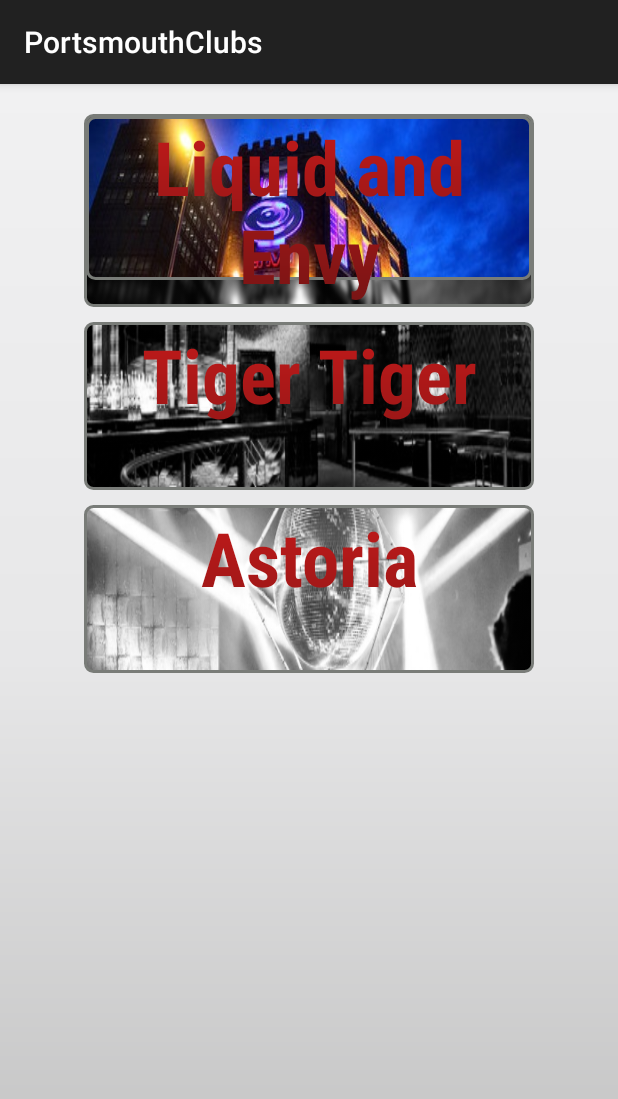
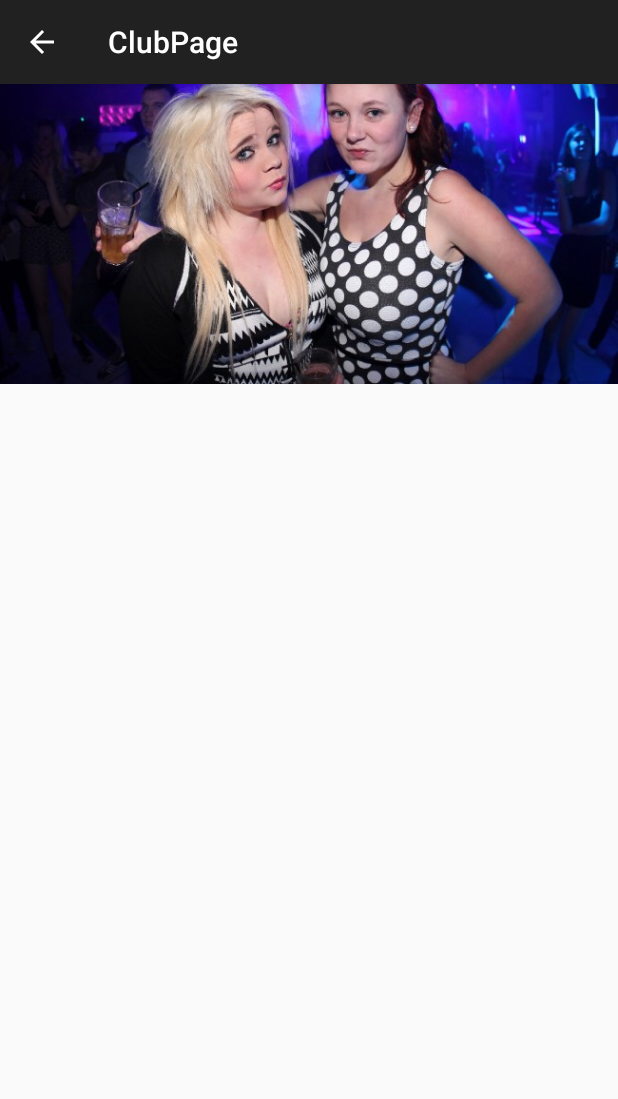
Before and after one commit to harrydet/GoOut, an Android app: the PortsmouthClubs screen opened directly, with no data from a screen before it, after a tap on "Liquid and Envy", on a phone screen of 412 x 824 dp. Shown: the top 1099 px of the screen. Run offline under Robolectric (Android 15) with nearby library versions, the phone set to English and light mode, and no system bars.

Commit message:
Slideshow done. Need more ClubPage layout components

```diff
--- a/app/src/main/java/com/example/gooutportsmouth/app/ClubPage.java
+++ b/app/src/main/java/com/example/gooutportsmouth/app/ClubPage.java
@@ -1,10 +1,43 @@
 package com.example.gooutportsmouth.app;
 
-import android.app.Activity;
+import android.content.Intent;
+import android.os.Bundle;
+import android.support.v7.app.ActionBarActivity;
+import android.view.Window;
+import android.view.animation.AnimationUtils;
+import android.widget.ViewFlipper;
 
-/**
- * Created by Harry on 3/4/14.
- */
-public class ClubPage extends Activity {
+public class ClubPage extends ActionBarActivity {
+
+    private ViewFlipper mViewFlipper;
+
+    @Override
+    protected void onCreate(Bundle savedInstanceState) {
+        super.onCreate(savedInstanceState);
+
+        //Hide the title bar
+        this.requestWindowFeature(Window.FEATURE_NO_TITLE);
+
+        Intent intent = getIntent();
+        int position = intent.getIntExtra(PortsmouthClubs.EXTRA_MESSAGE, 0);
+
+        setContentView(adjustContentView(R.layout.club_page, position));
+
+
+        mViewFlipper = (ViewFlipper) findViewById(R.id.slideshow);
+
+
+        mViewFlipper.setAutoStart(true);
+        mViewFlipper.setFlipInterval(3000);
+        mViewFlipper.setInAnimation(AnimationUtils.loadAnimation(this, R.anim.abc_fade_in));
+        mViewFlipper.setOutAnimation(AnimationUtils.loadAnimation(this, R.anim.abc_fade_out));
+        mViewFlipper.startFlipping();
+    }
+
+
+    public int adjustContentView(int templateView, int position) {
+        return templateView;
+    }
+
 
 }
--- a/app/src/main/java/com/example/gooutportsmouth/app/PortsmouthClubs.java
+++ b/app/src/main/java/com/example/gooutportsmouth/app/PortsmouthClubs.java
@@ -1,8 +1,8 @@
 package com.example.gooutportsmouth.app;
 
+import android.content.Intent;
 import android.os.Bundle;
 import android.support.v7.app.ActionBarActivity;
-import android.util.Log;
 import android.view.View;
 import android.view.Window;
 import android.widget.AdapterView;
@@ -16,6 +16,8 @@ public class PortsmouthClubs extends ActionBarActivity implements AdapterView.On
     ArrayList<Integer> images;
     ListView list;
     LazyAdapter adapter;
+
+    public final static String EXTRA_MESSAGE = "com.example.gooutportsmouth.MESSAGE";
 
     @Override
     protected void onCreate(Bundle savedInstanceState) {
@@ -53,9 +55,16 @@ public class PortsmouthClubs extends ActionBarActivity implements AdapterView.On
 
     @Override
     public void onItemClick(AdapterView<?> parent, View view, int position, long id) {
-        Log.e("MESSAGE", Integer.toString(position));
         view.findViewById(R.id.second_layer).setAlpha(1f);
-        Log.e("Alpha", Float.toString(view.findViewById(R.id.second_layer).getAlpha()));
+
+        switch (position) {
+            case 0:
+                Intent intent = new Intent(this, ClubPage.class);
+                intent.putExtra(EXTRA_MESSAGE, position);
+                startActivity(intent);
+            default:
+                break;
+        }
     }
 
 }
--- a/app/src/main/res/layout/club_page.xml
+++ b/app/src/main/res/layout/club_page.xml
@@ -1,16 +1,39 @@
 <?xml version="1.0" encoding="utf-8"?>
 
-<RelativeLayout
+<RelativeLayout xmlns:android="http://schemas.android.com/apk/res/android"
     android:layout_width="fill_parent"
-    android:layout_height="fill_parent"
-    xmlns:android="http://schemas.android.com/apk/res/android">
+    android:layout_height="fill_parent">
 
     <ViewFlipper
+        android:id="@+id/slideshow"
         android:layout_width="fill_parent"
         android:layout_height="wrap_content"
-        android:id="@+id/slideshow"
         android:layout_alignParentTop="true">
 
 
+        <ImageView
+            android:layout_width="fill_parent"
+            android:layout_height="200dp"
+            android:layout_gravity="center"
+            android:adjustViewBounds="true"
+            android:scaleType="centerCrop"
+            android:src="@drawable/liquid_slide_1" />
+
+        <ImageView
+            android:layout_width="fill_parent"
+            android:layout_height="200dp"
+            android:layout_gravity="center"
+            android:adjustViewBounds="true"
+            android:scaleType="centerCrop"
+            android:src="@drawable/liquid_slide_2" />
+
+        <ImageView
+            android:layout_width="fill_parent"
+            android:layout_height="200dp"
+            android:layout_gravity="center"
+            android:adjustViewBounds="true"
+            android:scaleType="centerCrop"
+            android:src="@drawable/liquid_slide_3" />
+
     </ViewFlipper>
 </RelativeLayout>
--- a/app/src/main/res/values/strings.xml
+++ b/app/src/main/res/values/strings.xml
@@ -8,5 +8,6 @@
     <string name="town2">Southampton</string>
     <string name="default_town">More coming soon...</string>
     <string name="title_activity_portsmouth_clubs">PortsmouthClubs</string>
+    <string name="title_activity_club_page">ClubPage</string>
 
 </resources>
```
Also changed, not shown: app/src/main/AndroidManifest.xml (+12 -4 lines), app/src/main/res/menu/club_page.xml (added, +11 -0 lines), app/src/main/res/drawable-hdpi/liquid_slide_1.jpg (renamed from app/src/main/res/club_pictures/liquid_slide_1.jpg), app/src/main/res/drawable-hdpi/liquid_slide_2.jpg (renamed from app/src/main/res/club_pictures/liquid_slide_2.jpg), app/src/main/res/drawable-hdpi/liquid_slide_3.jpg (renamed from app/src/main/res/club_pictures/liquid_slide_3.jpg).
